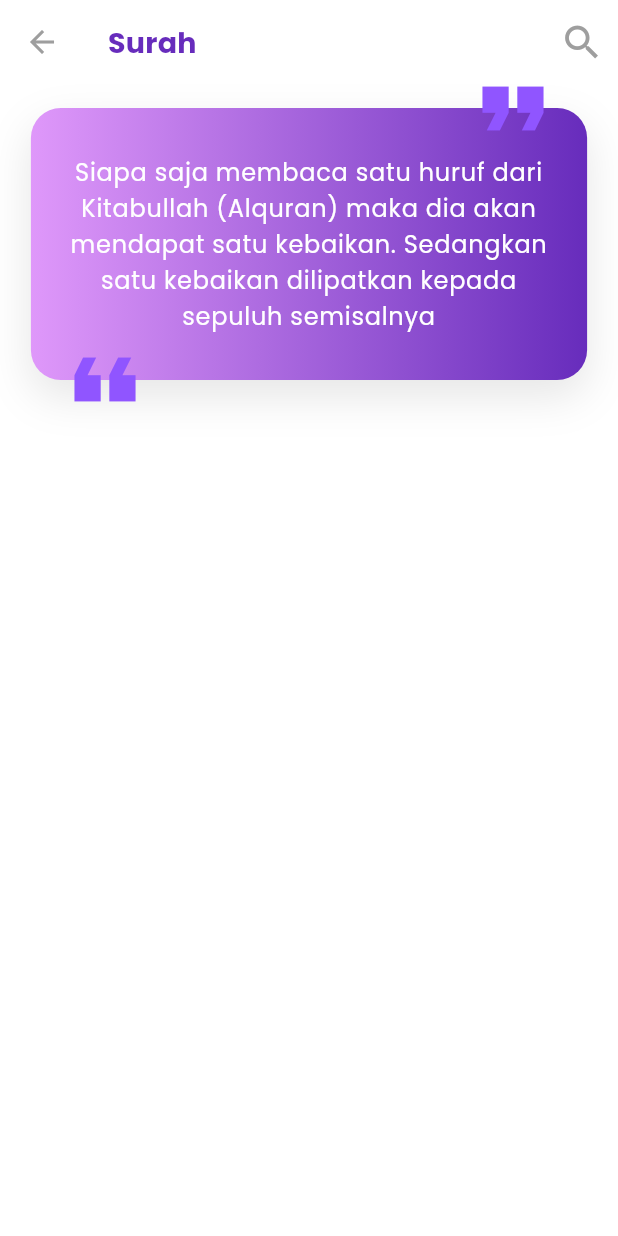
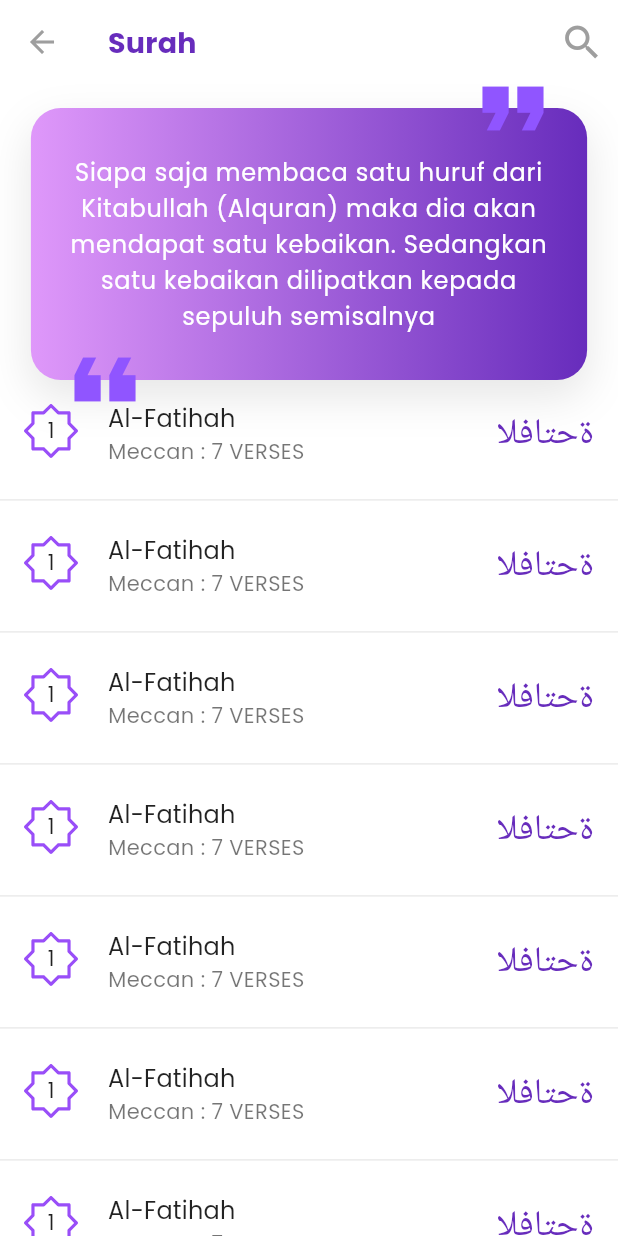
Before and after one commit to ramdhanjr11/Holy-Quran-App, a Flutter app: the SurahPage screen opened by its route, on a phone screen of 412 x 824 dp. Run offline on Flutter 3.47's test engine with Material 2 defaults, Android fonts, the phone set to English and light mode, and no system bars; our stand-ins replace flutter_svg, google_fonts.

Commit message:
ui: change to sliverappbar and add surah tile

```diff
--- a/lib/presentation/ui/surah_page.dart
+++ b/lib/presentation/ui/surah_page.dart
@@ -1,6 +1,7 @@
 import 'dart:math';
 
 import 'package:flutter/material.dart';
+import 'package:flutter_svg/svg.dart';
 import 'package:holy_quran_app/common/themes.dart';
 
 class SurahPage extends StatefulWidget {
@@ -19,7 +20,11 @@ class _SurahPageState extends State<SurahPage> {
 
     return Scaffold(
       backgroundColor: Colors.white,
-        appBar: AppBar(
+      body: NestedScrollView(
+        headerSliverBuilder: (context, innerBoxIsScrolled) => [
+          SliverAppBar(
+            floating: true,
+            snap: true,
             title: Text(
               'Surah',
               style: textTheme.titleLarge!.copyWith(
@@ -50,14 +55,45 @@ class _SurahPageState extends State<SurahPage> {
               ),
             ],
           ),
+        ],
+        physics: const BouncingScrollPhysics(),
         body: SingleChildScrollView(
           child: Column(
             children: [
               const SizedBox(height: 16),
               _buildQuoteBanner(context),
+              ListView.separated(
+                shrinkWrap: true,
+                primary: false,
+                itemBuilder: (context, index) => _buildSurahTile(),
+                separatorBuilder: (context, index) => const Divider(),
+                itemCount: 15,
+              ),
             ],
           ),
-        ));
+        ),
+      ),
+    );
+  }
+
+  ListTile _buildSurahTile() {
+    return ListTile(
+      leading: Stack(
+        alignment: Alignment.center,
+        children: [
+          SvgPicture.asset('assets/number_icon.svg'),
+          const Positioned(
+            child: Text('1'),
+          ),
+        ],
+      ),
+      title: const Text('Al-Fatihah'),
+      subtitle: const Text('Meccan : 7 VERSES'),
+      trailing: Text(
+        'ةحتافلا',
+        style: TextStyle(fontSize: 24, color: appLightPrimaryColor),
+      ),
+    );
   }
 
   _buildQuoteBanner(BuildContext context) {
```
Also changed, not shown: assets/basmallah_item.svg (added). Lines whose indentation alone changed are shown as unchanged.
